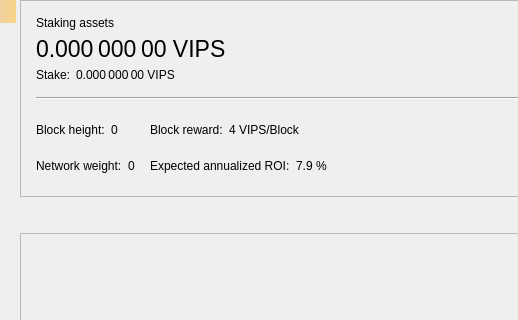
Before: the Qt Designer form src/qt/forms/stakepage.ui in nezirin777/VIPSTARCOIN_dev, drawn with Qt 5; both pictures show x 0 to 518 and y 0 to 320 of the 714 by 450 pixel window.
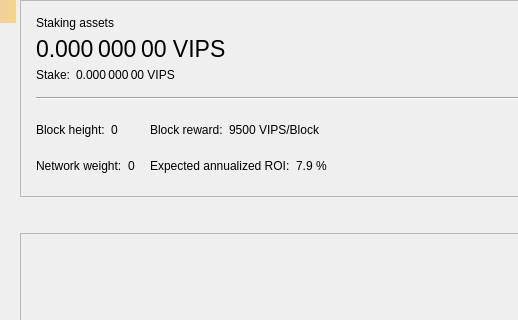
After: the same form once the commit is applied. Custom widgets are drawn as their Qt base class.

What changed in the file:
```diff
--- a/src/qt/forms/stakepage.ui
+++ b/src/qt/forms/stakepage.ui
@@ -258,7 +258,7 @@
           <item>
            <widget class="QLabel" name="labelReward">
             <property name="text">
-             <string>4 VIPS/Block</string>
+             <string>9500 VIPS/Block</string>
             </property>
             <property name="alignment">
              <set>Qt::AlignLeading|Qt::AlignLeft|Qt::AlignVCenter</set>
```
